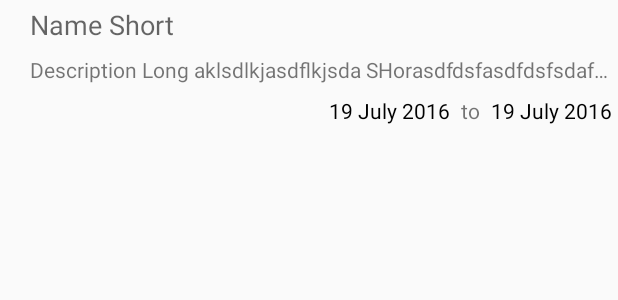
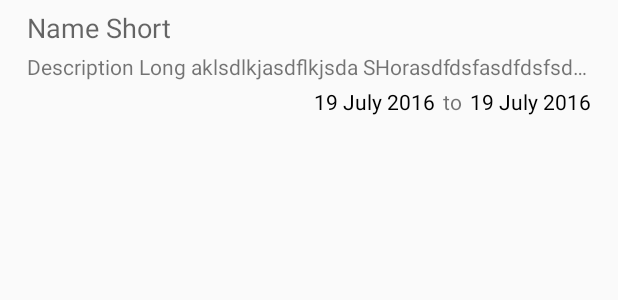
Before and after one commit to syedtalha/standalone-android-auction-app, an Android app: the layout list_item_listing.xml on its own in the app's theme, with its tools: preview values and no code run, on a phone screen of 412 x 824 dp. Shown: the top 300 px of the screen. Run offline under Robolectric (Android 15) with nearby library versions, the phone set to English and light mode, and no system bars.

Commit message:
List  view of listings polulated

```diff
--- a/BidIt/app/build.gradle
+++ b/BidIt/app/build.gradle
@@ -31,5 +31,6 @@ dependencies {
     compile 'joda-time:joda-time:2.9.4'
     compile 'com.github.Kunzisoft:Android-SwitchDateTimePicker:v1.0-rc.2'
     compile 'com.android.support:design:25.0.0'
+    compile 'com.android.support:support-v4:25.0.0'
     testCompile 'junit:junit:4.12'
 }
--- a/BidIt/app/src/main/java/com/talhasyed/bidit/controller/AddItemActivity.java
+++ b/BidIt/app/src/main/java/com/talhasyed/bidit/controller/AddItemActivity.java
@@ -145,7 +145,7 @@ public class AddItemActivity extends AppCompatActivity {
             etDesc.requestFocus();
             return null;
         } else {
-            model.setName(etDesc.getText().toString().trim());
+            model.setDescription(etDesc.getText().toString().trim());
         }
         if (closingTimeSet == null) {
             Toast.makeText(this, "Please select a closing time", Toast.LENGTH_SHORT).show();
--- a/BidIt/app/src/main/res/layout/list_item_listing.xml
+++ b/BidIt/app/src/main/res/layout/list_item_listing.xml
@@ -2,19 +2,22 @@
 <RelativeLayout xmlns:android="http://schemas.android.com/apk/res/android"
     xmlns:tools="http://schemas.android.com/tools"
     android:layout_width="match_parent"
-    android:layout_height="match_parent"
-    android:layout_marginLeft="16dp">
+    android:layout_height="match_parent">
 
     <LinearLayout
         android:layout_width="match_parent"
         android:layout_height="match_parent"
+        android:layout_marginLeft="16dp"
+        android:layout_marginRight="16dp"
+        android:layout_marginTop="4dp"
+        android:layout_marginBottom="4dp"
         android:orientation="vertical">
 
         <TextView
             android:id="@+id/textViewListItemListingName"
             android:layout_width="match_parent"
             android:layout_height="wrap_content"
-            android:padding="4dp"
+            android:padding="2dp"
             android:textAppearance="@style/Base.TextAppearance.AppCompat.Medium"
             tools:text="Name Short" />
 
@@ -24,7 +27,7 @@
             android:layout_height="wrap_content"
             android:ellipsize="end"
             android:maxLines="1"
-            android:padding="4dp"
+            android:padding="2dp"
             android:textAppearance="@style/Base.TextAppearance.AppCompat.Small"
             tools:text="Description Long aklsdlkjasdflkjsda SHorasdfdsfasdfdsfsdafasdfsadf asdfasdfdsa asdf asdfasd fads t" />
 
@@ -47,7 +50,7 @@
                 android:layout_width="match_parent"
                 android:layout_height="wrap_content"
                 android:gravity="end"
-                android:padding="4dp"
+                android:padding="2dp"
                 android:textAlignment="textEnd"
                 android:textAppearance="@style/Base.TextAppearance.AppCompat.Small"
                 android:textColor="@android:color/black"
@@ -63,7 +66,7 @@
                 android:layout_width="match_parent"
                 android:layout_height="wrap_content"
                 android:gravity="end"
-                android:padding="4dp"
+                android:padding="2dp"
                 android:textAlignment="textEnd"
                 android:textAppearance="@style/Base.TextAppearance.AppCompat.Small"
                 android:textColor="@android:color/black"
--- a/BidIt/app/src/main/res/values/strings.xml
+++ b/BidIt/app/src/main/res/values/strings.xml
@@ -20,4 +20,5 @@
 
     <string name="action_settings">Settings</string>
 
+
 </resources>
```
Also changed, not shown: BidIt/app/src/main/java/com/talhasyed/bidit/controller/ListingsListFragment.java (added, +108 -0 lines), BidIt/app/src/main/res/layout/content_main.xml (+4 -6 lines), BidIt/app/src/main/res/layout/fragment_listings_list.xml (added, +13 -0 lines).
